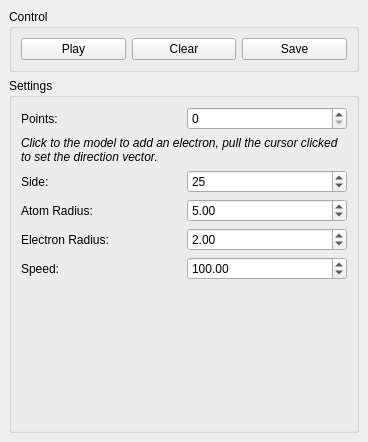
The window that src/window.ui (romovpa/Lorentz-gas) describes before a commit, drawn with Qt 5.
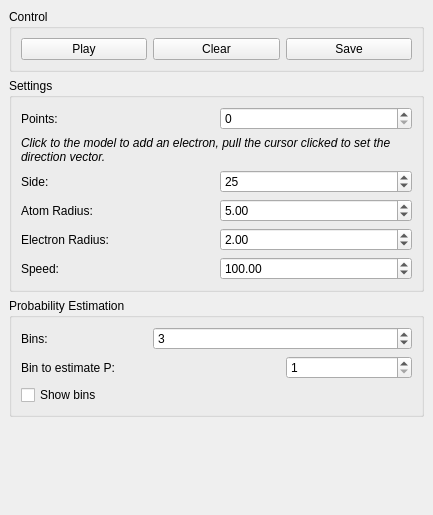
The same window after the commit.

Commit message: added macroparameters estimation

```diff
--- a/src/window.ui
+++ b/src/window.ui
@@ -6,21 +6,19 @@
    <rect>
     <x>0</x>
     <y>0</y>
-    <width>368</width>
-    <height>442</height>
+    <width>433</width>
+    <height>515</height>
    </rect>
   </property>
   <property name="windowTitle">
    <string>MainWindow</string>
   </property>
   <widget class="QWidget" name="centralwidget">
-   <layout class="QHBoxLayout" name="horizontalLayout_2">
-    <item>
+   <layout class="QGridLayout" name="gridLayout_4">
+    <item row="0" column="0" rowspan="4">
      <layout class="QGridLayout" name="nativeLayout"/>
     </item>
-    <item>
-     <layout class="QVBoxLayout" name="verticalLayout">
-      <item>
+    <item row="0" column="1">
        <widget class="QGroupBox" name="controlBox">
         <property name="sizePolicy">
          <sizepolicy hsizetype="Preferred" vsizetype="Fixed">
@@ -59,12 +57,12 @@
         </layout>
        </widget>
       </item>
-      <item>
+    <item row="1" column="1">
        <widget class="QGroupBox" name="settingsBox">
         <property name="title">
          <string>Settings</string>
         </property>
-        <layout class="QVBoxLayout" name="verticalLayout_2">
+      <layout class="QVBoxLayout" name="verticalLayout">
          <item>
           <layout class="QGridLayout" name="gridLayout">
            <item row="0" column="0">
@@ -107,6 +105,9 @@
          </item>
          <item>
           <layout class="QGridLayout" name="gridLayout_2">
+         <property name="sizeConstraint">
+          <enum>QLayout::SetFixedSize</enum>
+         </property>
            <item row="0" column="0">
             <widget class="QLabel" name="sideLabel">
              <property name="text">
@@ -189,7 +190,67 @@
            </item>
           </layout>
          </item>
+      </layout>
+     </widget>
+    </item>
+    <item row="2" column="1">
+     <widget class="QGroupBox" name="probabilitySettingsBox">
+      <property name="title">
+       <string>Probability Estimation</string>
+      </property>
+      <layout class="QVBoxLayout" name="verticalLayout_2">
          <item>
+        <layout class="QGridLayout" name="gridLayout_3">
+         <item row="0" column="0">
+          <widget class="QLabel" name="binsLabel">
+           <property name="text">
+            <string>Bins:</string>
+           </property>
+          </widget>
+         </item>
+         <item row="0" column="1" colspan="2">
+          <widget class="QSpinBox" name="binsBox">
+           <property name="minimum">
+            <number>1</number>
+           </property>
+           <property name="maximum">
+            <number>100</number>
+           </property>
+           <property name="value">
+            <number>3</number>
+           </property>
+          </widget>
+         </item>
+         <item row="1" column="0" colspan="2">
+          <widget class="QLabel" name="binIndexLabel">
+           <property name="text">
+            <string>Bin to estimate P:</string>
+           </property>
+          </widget>
+         </item>
+         <item row="1" column="2">
+          <widget class="QSpinBox" name="binIndexBox">
+           <property name="minimum">
+            <number>1</number>
+           </property>
+           <property name="value">
+            <number>1</number>
+           </property>
+          </widget>
+         </item>
+         <item row="2" column="0" colspan="3">
+          <widget class="QCheckBox" name="showBinsBox">
+           <property name="text">
+            <string>Show bins</string>
+           </property>
+          </widget>
+         </item>
+        </layout>
+       </item>
+      </layout>
+     </widget>
+    </item>
+    <item row="3" column="1">
           <spacer name="verticalSpacer">
            <property name="orientation">
             <enum>Qt::Vertical</enum>
@@ -197,15 +258,10 @@
            <property name="sizeHint" stdset="0">
             <size>
              <width>20</width>
-             <height>60</height>
+        <height>3</height>
             </size>
            </property>
           </spacer>
-         </item>
-        </layout>
-       </widget>
-      </item>
-     </layout>
     </item>
    </layout>
   </widget>
```
Lines whose indentation alone changed are shown as unchanged. The commit also changes 6 other files.
